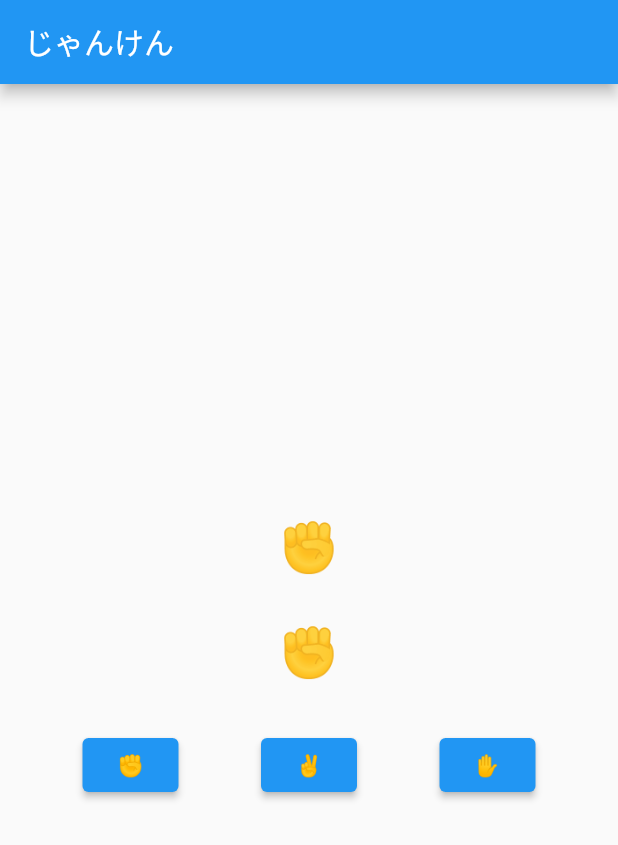
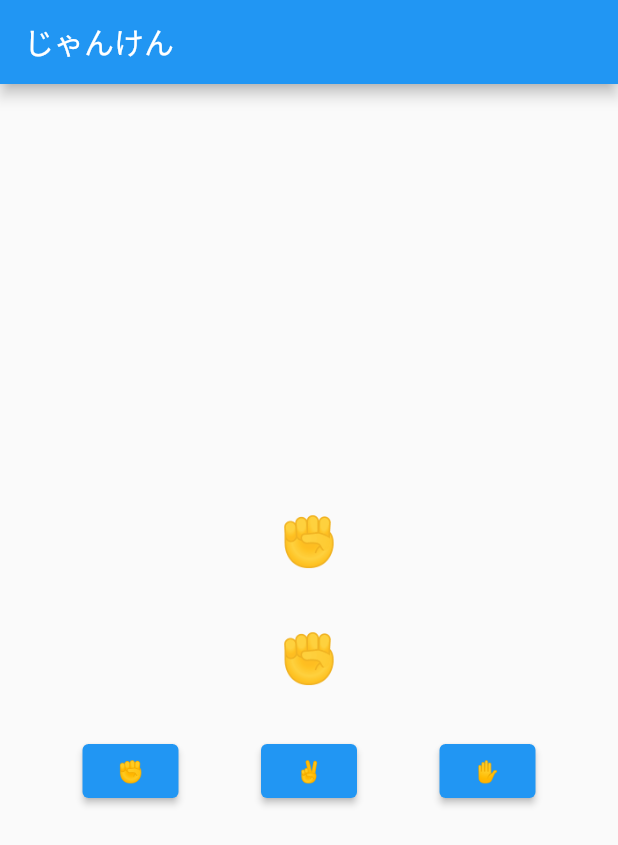
Before and after one commit to HikaruKusanagi/Prefectures47, a Flutter app: the screen it shows after launch, on a phone screen of 412 x 824 dp. Shown: the top 845 px of the screen. Run offline on Flutter 3.47's test engine with Material 2 defaults, Android fonts, the phone set to English and light mode, and no system bars.

Commit message:
no message

```diff
--- a/lib/home.dart
+++ b/lib/home.dart
@@ -11,6 +11,7 @@ class  MyHomePage extends StatefulWidget {
 
 class _MyHomePageState extends State<MyHomePage> {
 
+  String computerHand = '✊';
   String myHand = '✊';
 
   void selectHand(String selectedHand) {
@@ -46,7 +47,7 @@ class _MyHomePageState extends State<MyHomePage> {
           mainAxisAlignment: MainAxisAlignment.center,
           children: [
             Text(myHand,style: TextStyle(fontSize: 32),),
-            SizedBox(height: 32),
+            SizedBox(height: 40),
             Text(myHand,style: TextStyle(fontSize: 32),),
             SizedBox(height: 32),
             Row(
```
